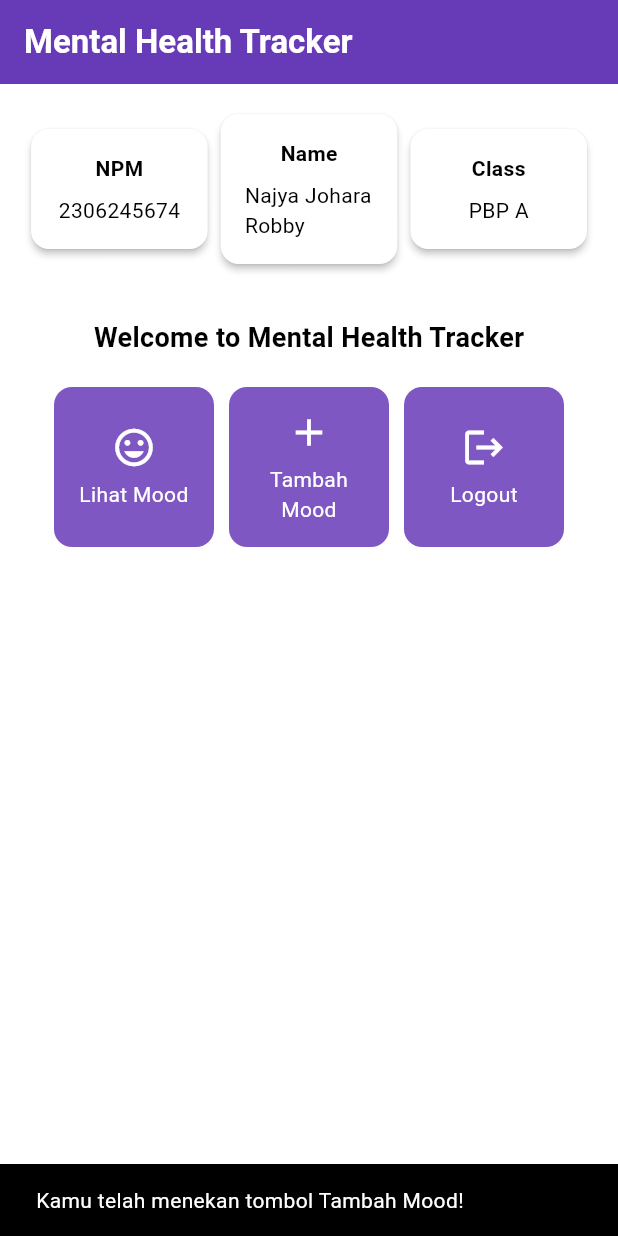
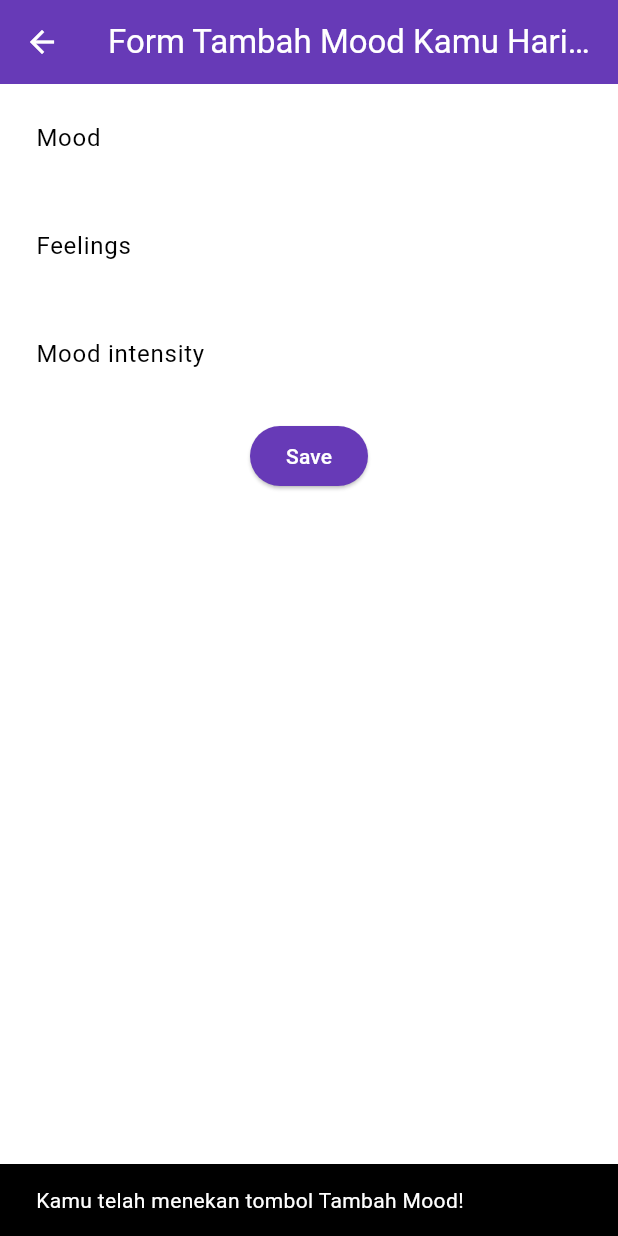
Before and after one commit to nayjohara/mental-health-tracker-mobile, a Flutter app: the screen it shows after launch, after a tap on "Tambah Mood", on a phone screen of 412 x 824 dp. Run offline on Flutter 3.47's test engine with Material 3 defaults, Android fonts, the phone set to English and light mode, and no system bars.

Commit message:
menyelesaikan tutorial 7

```diff
--- a/mental_health_tracker/lib/main.dart
+++ b/mental_health_tracker/lib/main.dart
@@ -1,5 +1,5 @@
 import 'package:flutter/material.dart';
-import 'package:mental_health_tracker/menu.dart';
+import 'package:mental_health_tracker/screens/menu.dart';
 
 void main() {
   runApp(const MyApp());
--- a/mental_health_tracker/lib/menu.dart
+++ b/mental_health_tracker/lib/screens/menu.dart
@@ -1,4 +1,7 @@
 import 'package:flutter/material.dart';
+import 'package:mental_health_tracker/widgets/left_drawer.dart';
+import 'package:mental_health_tracker/widgets/mood_card.dart';
+
 class MyHomePage extends StatelessWidget {
   MyHomePage({super.key});
 
@@ -27,6 +30,7 @@ class MyHomePage extends StatelessWidget {
         // Warna latar belakang AppBar diambil dari skema warna tema aplikasi.
         backgroundColor: Theme.of(context).colorScheme.primary,
       ),
+      drawer: const LeftDrawer(),
       // Body halaman dengan padding di sekelilingnya.
       body: Padding(
         padding: const EdgeInsets.all(16.0),
@@ -122,64 +126,3 @@ class InfoCard extends StatelessWidget {
     );
   }
 }
-
-class ItemHomepage {
-     final String name;
-     final IconData icon;
-
-     ItemHomepage(this.name, this.icon);
- }
-
-class ItemCard extends StatelessWidget {
-  // Menampilkan kartu dengan ikon dan nama.
-
-  final ItemHomepage item;
-
-  const ItemCard(this.item, {super.key});
-
-  @override
-  Widget build(BuildContext context) {
-    return Material(
-      // Menentukan warna latar belakang dari tema aplikasi.
-      color: Theme.of(context).colorScheme.secondary,
-      // Membuat sudut kartu melengkung.
-      borderRadius: BorderRadius.circular(12),
-
-      child: InkWell(
-        // Aksi ketika kartu ditekan.
-        onTap: () {
-          // Menampilkan pesan SnackBar saat kartu ditekan.
-          ScaffoldMessenger.of(context)
-            ..hideCurrentSnackBar()
-            ..showSnackBar(
-              SnackBar(content: Text("Kamu telah menekan tombol ${item.name}!"))
-            );
-        },
-        // Container untuk menyimpan Icon dan Text
-        child: Container(
-          padding: const EdgeInsets.all(8),
-          child: Center(
-            child: Column(
-              // Menyusun ikon dan teks di tengah kartu.
-              mainAxisAlignment: MainAxisAlignment.center,
-              children: [
-                Icon(
-                  item.icon,
-                  color: Colors.white,
-                  size: 30.0,
-                ),
-                const Padding(padding: EdgeInsets.all(3)),
-                Text(
-                  item.name,
-                  textAlign: TextAlign.center,
-                  style: const TextStyle(color: Colors.white),
-                ),
-              ],
-            ),
-          ),
-        ),
-      ),
-    );
-  }
-
-}
--- /dev/null
+++ b/mental_health_tracker/lib/screens/moodentry_form.dart
@@ -0,0 +1,160 @@
+import 'package:flutter/material.dart';
+// TODO: Impor drawer yang sudah dibuat sebelumnya
+
+class MoodEntryFormPage extends StatefulWidget {
+  const MoodEntryFormPage({super.key});
+
+  @override
+  State<MoodEntryFormPage> createState() => _MoodEntryFormPageState();
+}
+
+class _MoodEntryFormPageState extends State<MoodEntryFormPage> {
+  final _formKey = GlobalKey<FormState>();
+  String _mood = "";
+  String _feelings = "";
+  int _moodIntensity = 0;
+  @override
+  Widget build(BuildContext context) {
+    return Scaffold(
+      appBar: AppBar(
+        title: const Center(
+          child: Text(
+            'Form Tambah Mood Kamu Hari ini',
+          ),
+        ),
+        backgroundColor: Theme.of(context).colorScheme.primary,
+        foregroundColor: Colors.white,
+      ),
+      // TODO: Tambahkan drawer yang sudah dibuat di sini
+      body: Form(
+        key: _formKey,
+        child: SingleChildScrollView(
+          child: Column(
+            crossAxisAlignment: CrossAxisAlignment.start,
+            children: [
+              Padding(
+                padding: const EdgeInsets.all(8.0),
+                child: TextFormField(
+                  decoration: InputDecoration(
+                    hintText: "Mood",
+                    labelText: "Mood",
+                    border: OutlineInputBorder(
+                      borderRadius: BorderRadius.circular(5.0),
+                    ),
+                  ),
+                  onChanged: (String? value) {
+                    setState(() {
+                      _mood = value!;
+                    });
+                  },
+                  validator: (String? value) {
+                    if (value == null || value.isEmpty) {
+                      return "Mood tidak boleh kosong!";
+                    }
+                    return null;
+                  },
+                ),
+              ),
+              Padding(
+                padding: const EdgeInsets.all(8.0),
+                child: TextFormField(
+                  decoration: InputDecoration(
+                    hintText: "Feelings",
+                    labelText: "Feelings",
+                    border: OutlineInputBorder(
+                      borderRadius: BorderRadius.circular(5.0),
+                    ),
+                  ),
+                  onChanged: (String? value) {
+                    setState(() {
+                      _feelings = value!;
+                    });
+                  },
+                  validator: (String? value) {
+                    if (value == null || value.isEmpty) {
+                      return "Feelings tidak boleh kosong!";
+                    }
+                    return null;
+                  },
+                ),
+              ),
+              Padding(
+                padding: const EdgeInsets.all(8.0),
+                child: TextFormField(
+                  decoration: InputDecoration(
+                    hintText: "Mood intensity",
+                    labelText: "Mood intensity",
+                    border: OutlineInputBorder(
+                      borderRadius: BorderRadius.circular(5.0),
+                    ),
+                  ),
+                  onChanged: (String? value) {
+                    setState(() {
+                      _moodIntensity = int.tryParse(value!) ?? 0;
+                    });
+                  },
+                  validator: (String? value) {
+                    if (value == null || value.isEmpty) {
+                      return "Mood intensity tidak boleh kosong!";
+                    }
+                    if (int.tryParse(value) == null) {
+                      return "Mood intensity harus berupa angka!";
+                    }
+                    return null;
+                  },
+                ),
+              ),
+              Align(
+                alignment: Alignment.bottomCenter,
+                child: Padding(
+                  padding: const EdgeInsets.all(8.0),
+
+                  child: ElevatedButton(
+                    style: ButtonStyle(
+                      backgroundColor: MaterialStateProperty.all(
+                          Theme.of(context).colorScheme.primary),
+                    ),
+                    onPressed: () {
+                      if (_formKey.currentState!.validate()) {
+                        showDialog(
+                          context: context,
+                          builder: (context) {
+                            return AlertDialog(
+                              title: const Text('Mood berhasil tersimpan'),
+                              content: SingleChildScrollView(
+                                child: Column(
+                                  crossAxisAlignment: CrossAxisAlignment.start,
+                                  children: [
+                                    Text('Mood: $_mood'),
+                                    // TODO: Munculkan value-value lainnya
+                                  ],
+                                ),
+                              ),
+                              actions: [
+                                TextButton(
+                                  child: const Text('OK'),
+                                  onPressed: () {
+                                    Navigator.pop(context);
+                                    _formKey.currentState!.reset();
+                                  },
+                                ),
+                              ],
+                            );
+                          },
+                        );
+                      }
+                    },
+                    child: const Text(
+                      "Save",
+                      style: TextStyle(color: Colors.white),
+                    ),
+                  ),
+                ),
+              ),
+            ],
+          )
+        ),
+      ),
+    );
+  }
+}
--- /dev/null
+++ b/mental_health_tracker/lib/widgets/left_drawer.dart
@@ -0,0 +1,64 @@
+import 'package:flutter/material.dart';
+import 'package:mental_health_tracker/screens/menu.dart';
+import 'package:mental_health_tracker/screens/moodentry_form.dart';
+
+class LeftDrawer extends StatelessWidget {
+  const LeftDrawer({super.key});
+
+  @override
+  Widget build(BuildContext context) {
+    return Drawer(
+      child: ListView(
+        children: [
+          DrawerHeader(
+            decoration: BoxDecoration(
+              color: Theme.of(context).colorScheme.primary,
+            ),
+            child: const Column(
+              children: [
+                Text(
+                  'Mental Health Tracker',
+                  textAlign: TextAlign.center,
+                  style: TextStyle(
+                    fontSize: 24,
+                    fontWeight: FontWeight.bold,
+                    color: Colors.white,
+                  ),
+                ),
+                Padding(padding: EdgeInsets.all(8)),
+                Text(
+                  "Ayo jaga kesehatan mentalmu setiap hari disini!",
+                  // TODO: Tambahkan gaya teks dengan center alignment, font ukuran 15, warna putih, dan weight biasa
+                ),
+              ],
+            ),
+          ),
+          ListTile(
+            leading: const Icon(Icons.home_outlined),
+            title: const Text('Halaman Utama'),
+            // Bagian redirection ke MyHomePage
+            onTap: () {
+              Navigator.pushReplacement(
+                  context,
+                  MaterialPageRoute(
+                    builder: (context) => MyHomePage(),
+                  ));
+            },
+          ),
+          ListTile(
+            leading: const Icon(Icons.mood),
+            title: const Text('Tambah Mood'),
+            // Bagian redirection ke MoodEntryFormPage
+            onTap: () {
+                Navigator.push(
+                context,
+                MaterialPageRoute(
+                    builder: (context) => const MoodEntryFormPage(),
+                ));
+            },
+          ),
+        ],
+      ),
+    );
+  }
+}
--- /dev/null
+++ b/mental_health_tracker/lib/widgets/mood_card.dart
@@ -0,0 +1,70 @@
+import 'package:mental_health_tracker/screens/moodentry_form.dart';
+import 'package:flutter/material.dart';
+
+class ItemHomepage {
+     final String name;
+     final IconData icon;
+
+     ItemHomepage(this.name, this.icon);
+ }
+
+class ItemCard extends StatelessWidget {
+  // Menampilkan kartu dengan ikon dan nama.
+
+  final ItemHomepage item;
+
+  const ItemCard(this.item, {super.key});
+
+  @override
+  Widget build(BuildContext context) {
+    return Material(
+      // Menentukan warna latar belakang dari tema aplikasi.
+      color: Theme.of(context).colorScheme.secondary,
+      // Membuat sudut kartu melengkung.
+      borderRadius: BorderRadius.circular(12),
+
+      child: InkWell(
+        // Aksi ketika kartu ditekan.
+        onTap: () {
+          // Menampilkan pesan SnackBar saat kartu ditekan.
+          ScaffoldMessenger.of(context)
+            ..hideCurrentSnackBar()
+            ..showSnackBar(
+              SnackBar(content: Text("Kamu telah menekan tombol ${item.name}!"))
+            );
+            if (item.name == "Tambah Mood") {
+            Navigator.push(
+              context,
+              MaterialPageRoute(
+                builder: (context) => const MoodEntryFormPage(),
+              ),
+            );
+          }
+        },
+        // Container untuk menyimpan Icon dan Text
+        child: Container(
+          padding: const EdgeInsets.all(8),
+          child: Center(
+            child: Column(
+              // Menyusun ikon dan teks di tengah kartu.
+              mainAxisAlignment: MainAxisAlignment.center,
+              children: [
+                Icon(
+                  item.icon,
+                  color: Colors.white,
+                  size: 30.0,
+                ),
+                const Padding(padding: EdgeInsets.all(3)),
+                Text(
+                  item.name,
+                  textAlign: TextAlign.center,
+                  style: const TextStyle(color: Colors.white),
+                ),
+              ],
+            ),
+          ),
+        ),
+      ),
+    );
+  }
+}
```
